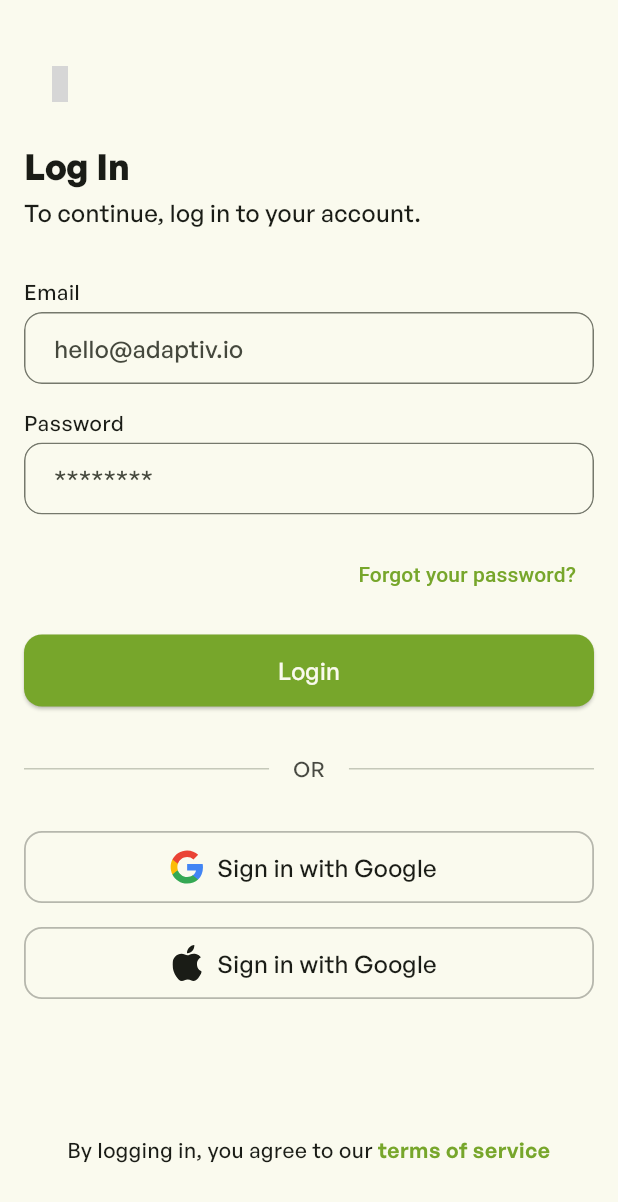
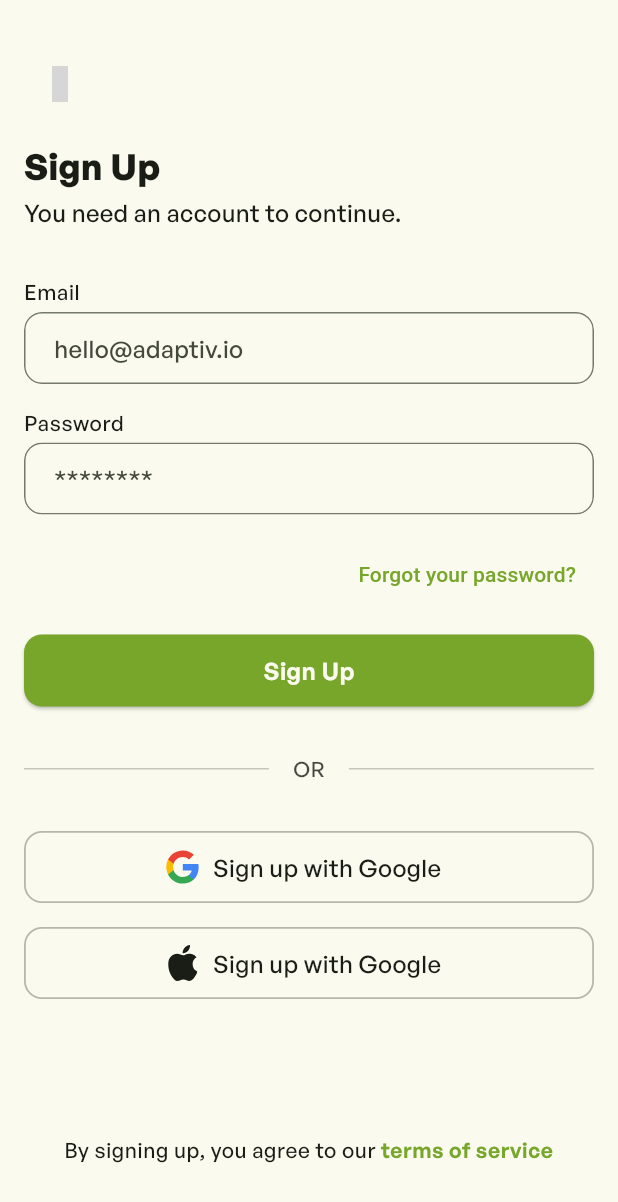
Before and after one commit to stevenosse/lineai, a Flutter app: the screen it shows after launch, after a tap on "Get Started", on a phone screen of 412 x 824 dp. Shown: the top 1202 px of the screen. Run offline on Flutter 3.47's test engine with Material 3 defaults, Android fonts, the phone set to English and light mode, and no system bars; our stand-ins replace auto_route, flutter_bloc, flutter_svg, form_validator, freezed_annotation, get_it and 2 more; accounts and stored records are empty; grey boxes are pictures that could not be loaded.

Commit message:
welcome screen

```diff
--- a/lineai/lib/src/core/i18n/intl/messages_en.dart
+++ b/lineai/lib/src/core/i18n/intl/messages_en.dart
@@ -79,6 +79,25 @@ class MessageLookup extends MessageLookupByLibrary {
         "login_title": MessageLookupByLibrary.simpleMessage("Log In"),
         "ok": MessageLookupByLibrary.simpleMessage("OK"),
         "or": MessageLookupByLibrary.simpleMessage("OR"),
+        "register_btnLabel": MessageLookupByLibrary.simpleMessage("Sign Up"),
+        "register_emailHint":
+            MessageLookupByLibrary.simpleMessage("hello@adaptiv.io"),
+        "register_emailLabel": MessageLookupByLibrary.simpleMessage("Email"),
+        "register_forgotPasswordLabel":
+            MessageLookupByLibrary.simpleMessage("Forgot your password?"),
+        "register_googleBtnLabel":
+            MessageLookupByLibrary.simpleMessage("Sign up with Google"),
+        "register_passwordHint":
+            MessageLookupByLibrary.simpleMessage("********"),
+        "register_passwordLabel":
+            MessageLookupByLibrary.simpleMessage("Password"),
+        "register_subtitle": MessageLookupByLibrary.simpleMessage(
+            "You need an account to continue."),
+        "register_termsLabel": MessageLookupByLibrary.simpleMessage(
+            "By signing up, you agree to our"),
+        "register_termsLink":
+            MessageLookupByLibrary.simpleMessage("terms of service"),
+        "register_title": MessageLookupByLibrary.simpleMessage("Sign Up"),
         "save": MessageLookupByLibrary.simpleMessage("Save"),
         "settings_groqApiKeyHint":
             MessageLookupByLibrary.simpleMessage("gsk_********************"),
--- a/lineai/lib/src/core/i18n/l10n.dart
+++ b/lineai/lib/src/core/i18n/l10n.dart
@@ -225,6 +225,116 @@ class I18n {
     return Intl.message(
       'Forgot your password?',
       name: 'login_forgotPasswordLabel',
+      desc: '',
+      args: [],
+    );
+  }
+
+  /// `Sign Up`
+  String get register_title {
+    return Intl.message(
+      'Sign Up',
+      name: 'register_title',
+      desc: '',
+      args: [],
+    );
+  }
+
+  /// `You need an account to continue.`
+  String get register_subtitle {
+    return Intl.message(
+      'You need an account to continue.',
+      name: 'register_subtitle',
+      desc: '',
+      args: [],
+    );
+  }
+
+  /// `Sign Up`
+  String get register_btnLabel {
+    return Intl.message(
+      'Sign Up',
+      name: 'register_btnLabel',
+      desc: '',
+      args: [],
+    );
+  }
+
+  /// `Email`
+  String get register_emailLabel {
+    return Intl.message(
+      'Email',
+      name: 'register_emailLabel',
+      desc: '',
+      args: [],
+    );
+  }
+
+  /// `hello@adaptiv.io`
+  String get register_emailHint {
+    return Intl.message(
+      'hello@adaptiv.io',
+      name: 'register_emailHint',
+      desc: '',
+      args: [],
+    );
+  }
+
+  /// `Password`
+  String get register_passwordLabel {
+    return Intl.message(
+      'Password',
+      name: 'register_passwordLabel',
+      desc: '',
+      args: [],
+    );
+  }
+
+  /// `********`
+  String get register_passwordHint {
+    return Intl.message(
+      '********',
+      name: 'register_passwordHint',
+      desc: '',
+      args: [],
+    );
+  }
+
+  /// `Sign up with Google`
+  String get register_googleBtnLabel {
+    return Intl.message(
+      'Sign up with Google',
+      name: 'register_googleBtnLabel',
+      desc: '',
+      args: [],
+    );
+  }
+
+  /// `By signing up, you agree to our`
+  String get register_termsLabel {
+    return Intl.message(
+      'By signing up, you agree to our',
+      name: 'register_termsLabel',
+      desc: '',
+      args: [],
+    );
+  }
+
+  /// `terms of service`
+  String get register_termsLink {
+    return Intl.message(
+      'terms of service',
+      name: 'register_termsLink',
+      desc: '',
+      args: [],
+    );
+  }
+
+  /// `Forgot your password?`
+  String get register_forgotPasswordLabel {
+    return Intl.message(
+      'Forgot your password?',
+      name: 'register_forgotPasswordLabel',
       desc: '',
       args: [],
     );
--- a/lineai/lib/src/core/i18n/l10n/intl_en.arb
+++ b/lineai/lib/src/core/i18n/l10n/intl_en.arb
@@ -21,6 +21,18 @@
   "login_termsLabel": "By logging in, you agree to our",
   "login_termsLink": "terms of service",
   "login_forgotPasswordLabel": "Forgot your password?",
+
+  "register_title": "Sign Up",
+  "register_subtitle": "You need an account to continue.",
+  "register_btnLabel": "Sign Up",
+  "register_emailLabel": "Email",
+  "register_emailHint": "hello@adaptiv.io",
+  "register_passwordLabel": "Password",
+  "register_passwordHint": "********",
+  "register_googleBtnLabel": "Sign up with Google",
+  "register_termsLabel": "By signing up, you agree to our",
+  "register_termsLink": "terms of service",
+  "register_forgotPasswordLabel": "Forgot your password?",
 
   "drawer_newConversation": "New conversation",
   "drawer_searchHint": "Search",
--- a/lineai/lib/src/core/routing/app_router.dart
+++ b/lineai/lib/src/core/routing/app_router.dart
@@ -5,6 +5,7 @@ import 'package:lineai/src/features/chat/ui/chat_settings_screen.dart';
 import 'package:lineai/src/features/drawer_navigation/ui/drawer_wrapper.dart';
 import 'package:lineai/src/features/login/ui/login_screen.dart';
 import 'package:lineai/src/features/profile/ui/profile_screen.dart';
+import 'package:lineai/src/features/register/ui/register_screen.dart';
 import 'package:lineai/src/features/settings/ui/settings_screen.dart';
 import 'package:lineai/src/features/welcome/welcome_screen.dart';
 import 'package:lineai/src/shared/features/auth/ui/auth_wrapper.dart';
@@ -17,6 +18,7 @@ class AppRouter extends _$AppRouter {
   List<AutoRoute> routes = [
     AutoRoute(page: WelcomeRoute.page, initial: true),
     AutoRoute(page: LoginRoute.page),
+    AutoRoute(page: RegisterRoute.page),
     AutoRoute(
       page: AuthRoute.page,
       guards: [AuthGuard()],
--- a/lineai/lib/src/features/login/ui/login_screen.dart
+++ b/lineai/lib/src/features/login/ui/login_screen.dart
@@ -68,9 +68,6 @@ class _LoginScreenState extends State<LoginScreen> {
       child: Scaffold(
         body: Padding(
           padding: const EdgeInsets.all(Dimens.spacing),
-          child: Column(
-            children: [
-              Expanded(
           child: ListView(
             children: [
               const Gap.vertical(height: Dimens.spacing),
@@ -174,27 +171,6 @@ class _LoginScreenState extends State<LoginScreen> {
             ],
           ),
         ),
-              Center(
-                child: Text.rich(
-                  TextSpan(
-                    text: I18n.of(context).login_termsLabel,
-                    style: context.textTheme.bodySmall,
-                    children: [
-                      const TextSpan(text: ' '),
-                      TextSpan(
-                        text: I18n.of(context).login_termsLink,
-                        style: context.textTheme.bodySmall
-                            ?.copyWith(color: context.colorScheme.primary, fontWeight: FontWeight.w600),
-                      )
-                    ],
-                  ),
-                  textAlign: TextAlign.center,
-                ),
-              ),
-              const Gap.vertical(height: Dimens.doubleSpacing),
-            ],
-          ),
-        ),
       ),
     );
   }
--- /dev/null
+++ b/lineai/lib/src/features/register/ui/register_screen.dart
@@ -0,0 +1,179 @@
+import 'package:auto_route/auto_route.dart';
+import 'package:flutter/material.dart';
+import 'package:flutter_bloc/flutter_bloc.dart';
+import 'package:flutter_svg/svg.dart';
+import 'package:form_validator/form_validator.dart';
+import 'package:iconsax_plus/iconsax_plus.dart';
+import 'package:lineai/gen/assets.gen.dart';
+import 'package:lineai/src/core/i18n/l10n.dart';
+import 'package:lineai/src/core/routing/app_router.dart';
+import 'package:lineai/src/core/theme/dimens.dart';
+import 'package:lineai/src/datasource/mappers.dart';
+import 'package:lineai/src/shared/components/button.dart';
+import 'package:lineai/src/shared/components/dialogs/dialog_builder.dart';
+import 'package:lineai/src/shared/components/dialogs/loading_dialog.dart';
+import 'package:lineai/src/shared/components/forms/input.dart';
+import 'package:lineai/src/shared/components/gap.dart';
+import 'package:lineai/src/shared/components/labeled_divider.dart';
+import 'package:lineai/src/shared/extensions/context_extensions.dart';
+
+@RoutePage()
+class RegisterScreen extends StatefulWidget implements AutoRouteWrapper {
+  const RegisterScreen({super.key});
+
+  @override
+  State<RegisterScreen> createState() => _RegisterScreenState();
+
+  @override
+  Widget wrappedRoute(BuildContext context) {
+    return this;
+  }
+}
+
+class _RegisterScreenState extends State<RegisterScreen> {
+  final _formKey = GlobalKey<FormState>();
+  final TextEditingController _emailController = TextEditingController();
+  final TextEditingController _passwordController = TextEditingController();
+
+  @override
+  void dispose() {
+    _emailController.dispose();
+    _passwordController.dispose();
+    super.dispose();
+  }
+
+  @override
+  Widget build(BuildContext context) {
+    return Scaffold(
+      body: Padding(
+        padding: const EdgeInsets.all(Dimens.spacing),
+        child: Column(
+          children: [
+            Expanded(
+              child: ListView(
+                children: [
+                  const Gap.vertical(height: Dimens.spacing),
+                  Row(
+                    children: [
+                      IconButton.filled(
+                        onPressed: () => context.router.maybePop(),
+                        icon: Icon(IconsaxPlusBroken.arrow_left_1, color: context.colorScheme.onSurface),
+                        style: IconButton.styleFrom(
+                          foregroundColor: context.colorScheme.onSurface,
+                          backgroundColor: context.colorScheme.surface,
+                        ),
+                      ),
+                    ],
+                  ),
+                  const Gap.vertical(height: Dimens.spacing),
+                  Text(
+                    I18n.of(context).register_title,
+                    style: context.textTheme.titleLarge?.copyWith(fontWeight: FontWeight.bold),
+                  ),
+                  const Gap.vertical(height: Dimens.minSpacing),
+                  Text(I18n.of(context).register_subtitle, style: context.textTheme.bodyMedium),
+                  const Gap.vertical(height: Dimens.doubleSpacing),
+                  AutofillGroup(
+                    child: Form(
+                      key: _formKey,
+                      child: Column(
+                        crossAxisAlignment: CrossAxisAlignment.start,
+                        children: [
+                          Input(
+                            autofillHints: const [AutofillHints.email],
+                            controller: _emailController,
+                            labelText: I18n.of(context).register_emailLabel,
+                            hintText: I18n.of(context).register_emailHint,
+                            // onChanged: context.read<LoginCubit>().onEmailChanged,
+                            validator: ValidationBuilder(requiredMessage: I18n.of(context).formInput_required)
+                                .email(I18n.of(context).formInput_emailValidation)
+                                .required(I18n.of(context).formInput_required)
+                                .build(),
+                          ),
+                          const Gap.vertical(height: Dimens.spacing),
+                          Input(
+                            autofillHints: const [AutofillHints.password],
+                            controller: _passwordController,
+                            isPassword: true,
+                            labelText: I18n.of(context).register_passwordLabel,
+                            hintText: I18n.of(context).register_passwordHint,
+                            // onChanged: context.read<LoginCubit>().onPasswordChanged,
+                            validator: ValidationBuilder(requiredMessage: I18n.of(context).formInput_required)
+                                .minLength(8, I18n.of(context).formInput_passwordValidation)
+                                .required(I18n.of(context).formInput_required)
+                                .build(),
+                          ),
+                        ],
+                      ),
+                    ),
+                  ),
+                  const Gap.vertical(height: Dimens.spacing),
+                  Align(
+                    alignment: Alignment.centerRight,
+                    child: TextButton(
+                      onPressed: () {},
+                      child: Text(I18n.of(context).register_forgotPasswordLabel),
+                    ),
+                  ),
+                  const Gap.vertical(height: Dimens.spacing),
+                  Button.primary(
+                    title: I18n.of(context).register_btnLabel,
+                    onPressed: () {
+                      if (_formKey.currentState!.validate()) {
+                        FocusManager.instance.primaryFocus?.unfocus();
+                        // context.read<LoginCubit>().login();
+                      }
+                    },
+                  ),
+                  const Gap.vertical(height: Dimens.doubleSpacing),
+                  LabeledDivider(
+                    label: I18n.of(context).or,
+                  ),
+                  const Gap.vertical(height: Dimens.doubleSpacing),
+                  Button.outline(
+                    icon: SvgPicture.asset(
+                      Assets.images.googleLogo,
+                      width: Dimens.iconSize,
+                      height: Dimens.iconSize,
+                    ),
+                    title: I18n.of(context).register_googleBtnLabel,
+                    onPressed: () => context.router.push(const ChatHomeRoute()),
+                  ),
+                  const Gap.vertical(height: Dimens.spacing),
+                  Button.outline(
+                    icon: SvgPicture.asset(
+                      Assets.images.appleLogo,
+                      colorFilter: ColorFilter.mode(context.colorScheme.onBackground, BlendMode.srcIn),
+                      width: Dimens.iconSize,
+                      height: Dimens.iconSize,
+                    ),
+                    title: I18n.of(context).register_googleBtnLabel,
+                    onPressed: () => context.router.push(const ChatHomeRoute()),
+                  ),
+                ],
+              ),
+            ),
+            Center(
+              child: Text.rich(
+                TextSpan(
+                  text: I18n.of(context).register_termsLabel,
+                  style: context.textTheme.bodySmall,
+                  children: [
+                    const TextSpan(text: ' '),
+                    TextSpan(
+                      text: I18n.of(context).register_termsLink,
+                      style: context.textTheme.bodySmall
+                          ?.copyWith(color: context.colorScheme.primary, fontWeight: FontWeight.w600),
+                    )
+                  ],
+                ),
+                textAlign: TextAlign.center,
+              ),
+            ),
+            const Gap.vertical(height: Dimens.doubleSpacing),
+          ],
+        ),
+      ),
+    );
+  }
+}
--- a/lineai/lib/src/features/welcome/welcome_screen.dart
+++ b/lineai/lib/src/features/welcome/welcome_screen.dart
@@ -35,14 +35,14 @@ class _WelcomeScreenState extends State<WelcomeScreen> {
             const Gap.vertical(height: Dimens.doubleSpacing),
             Button.primary(
               title: I18n.of(context).welcome_getStarted,
-              onPressed: () => context.router.push(const LoginRoute()),
+              onPressed: () => context.router.push(const RegisterRoute()),
             ),
             const Gap.vertical(height: Dimens.spacing),
             Button.neutral(
               title: I18n.of(context).welcome_signIn,
-              // onPressed: () => context.router.push(const HomeRoute()),
+              onPressed: () => context.router.push(const LoginRoute()),
             ),
-            const Gap.vertical(height: Dimens.doubleSpacing),
+            const Gap.vertical(height: Dimens.tripleSpacing),
           ],
         ),
       ),
--- a/lineai/lib/src/shared/components/button.dart
+++ b/lineai/lib/src/shared/components/button.dart
@@ -72,8 +72,10 @@ class Button extends StatelessWidget {
     final label = Text(
       title,
       style: context.textTheme.bodyMedium?.copyWith(
-        color: type == ButtonType.primary ? context.colorScheme.background : context.colorScheme.onBackground,
-        fontWeight: FontWeight.w500,
+        color: (type == ButtonType.primary || type == ButtonType.neutral)
+            ? context.colorScheme.background
+            : context.colorScheme.onBackground,
+        fontWeight: type == ButtonType.primary ? FontWeight.w600 : FontWeight.w500,
       ),
     );
     return SizedBox(
```
Also changed, not shown: lineai/lib/src/core/routing/app_router.gr.dart. Lines whose indentation alone changed are shown as unchanged.
